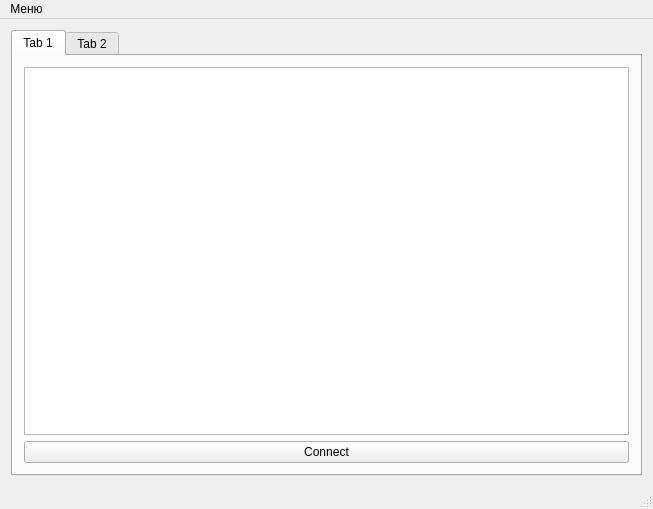
Old version of the form computer/manager/mainwindow.ui in the repository Farades/diplom.
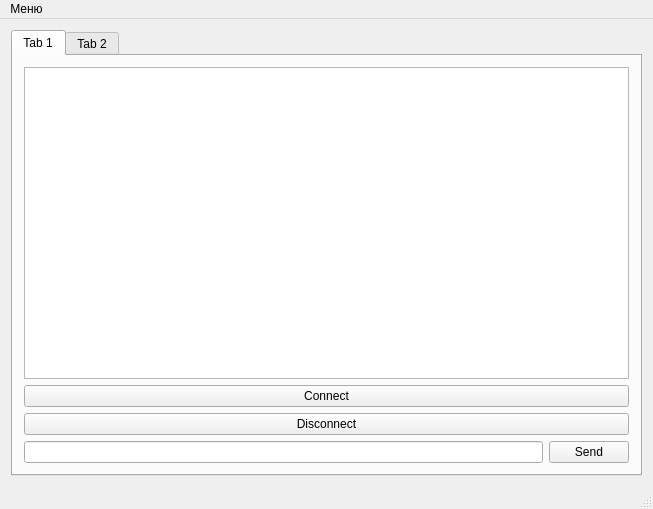
New version of the form.

Commit message: add terminal send

```diff
--- a/computer/manager/mainwindow.ui
+++ b/computer/manager/mainwindow.ui
@@ -35,6 +35,27 @@
           </property>
          </widget>
         </item>
+        <item>
+         <widget class="QPushButton" name="disconnectButton">
+          <property name="text">
+           <string>Disconnect</string>
+          </property>
+         </widget>
+        </item>
+        <item>
+         <layout class="QHBoxLayout" name="horizontalLayout">
+          <item>
+           <widget class="QLineEdit" name="lineEdit"/>
+          </item>
+          <item>
+           <widget class="QPushButton" name="sendButton">
+            <property name="text">
+             <string>Send</string>
+            </property>
+           </widget>
+          </item>
+         </layout>
+        </item>
        </layout>
       </widget>
       <widget class="QWidget" name="tab_2">
```
The commit also changes 7 other files.
